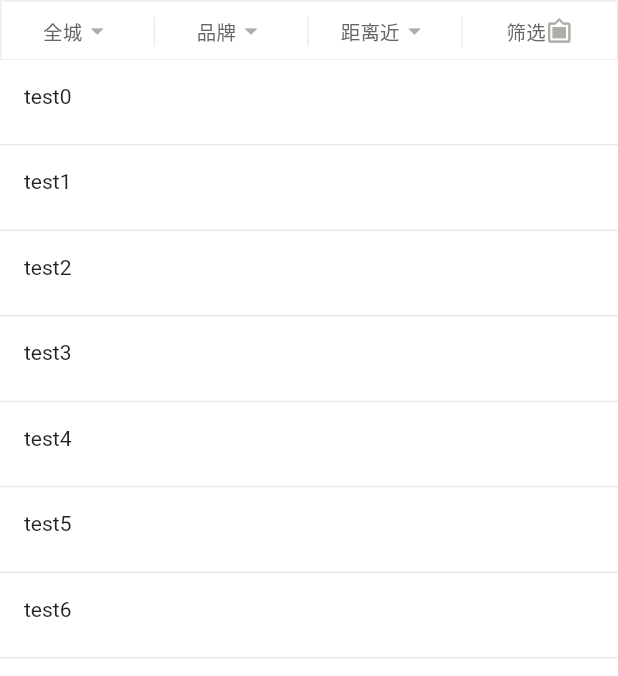
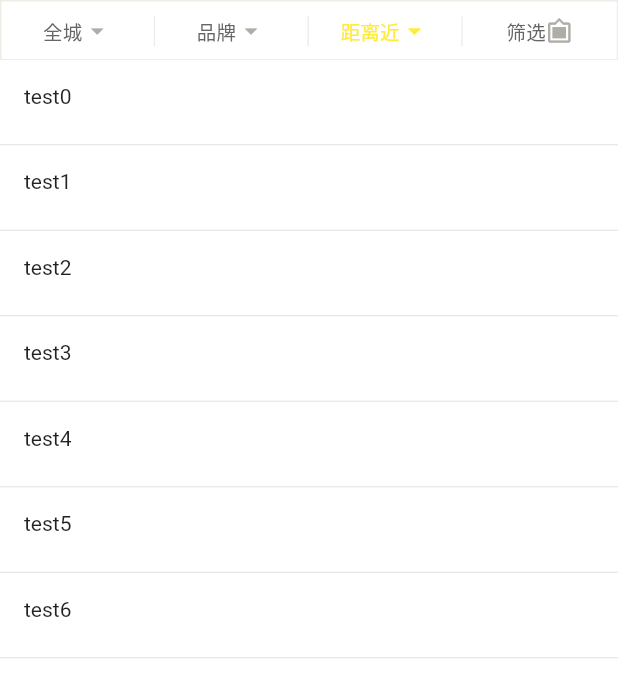
Before and after one commit to GanZhiXiong/gzx_dropdown_menu, a Flutter app: the screen it shows after launch, on a phone screen of 412 x 824 dp, the part 66-742 px from its top. Run offline on Flutter 3.47's test engine with Material 2 defaults, Android fonts, the phone set to English and light mode, and no system bars.

Commit message:
为GZXDropDownHeaderItem添加一个style属性

```diff
--- a/example/lib/gzx_dropdown_menu_test_page.dart
+++ b/example/lib/gzx_dropdown_menu_test_page.dart
@@ -106,7 +106,10 @@ class _GZXDropDownMenuTestPageState extends State<GZXDropDownMenuTestPage> {
                 items: [
                   GZXDropDownHeaderItem(_dropDownHeaderItemStrings[0]),
                   GZXDropDownHeaderItem(_dropDownHeaderItemStrings[1]),
-                  GZXDropDownHeaderItem(_dropDownHeaderItemStrings[2]),
+                  GZXDropDownHeaderItem(
+                    _dropDownHeaderItemStrings[2],
+                    style: TextStyle(color: Colors.yellow),
+                  ),
                   GZXDropDownHeaderItem(_dropDownHeaderItemStrings[3], iconData: Icons.filter_frames, iconSize: 18),
                 ],
                 // GZXDropDownHeader对应第一父级Stack的key
@@ -183,8 +186,7 @@ class _GZXDropDownMenuTestPageState extends State<GZXDropDownMenuTestPage> {
                   dropDownHeight: 40 * 8.0,
                   dropDownWidget: _buildConditionListWidget(_brandSortConditions, (value) {
                     _selectBrandSortCondition = value;
-                    _dropDownHeaderItemStrings[1] =
-                        _selectBrandSortCondition.name == '全部' ? '品牌' : _selectBrandSortCondition.name;
+                    _dropDownHeaderItemStrings[1] = _selectBrandSortCondition.name == '全部' ? '品牌' : _selectBrandSortCondition.name;
                     _dropdownMenuController.hide();
                     setState(() {});
                   })),
--- a/lib/src/gzx_dropdown_header.dart
+++ b/lib/src/gzx_dropdown_header.dart
@@ -153,13 +153,12 @@ class _GZXDropDownHeaderState extends State<GZXDropDownHeader> with SingleTicker
                       item.title,
                       maxLines: 1,
                       overflow: TextOverflow.ellipsis,
-                      style: _isShowDropDownItemWidget ? _dropDownStyle : widget.style,
-                    )),
+                      style: _isShowDropDownItemWidget ? _dropDownStyle : widget.style.merge(item.style),
+                    ),
+                  ),
                   Icon(
-                      !_isShowDropDownItemWidget
-                          ? item.iconData ?? Icons.arrow_drop_down
-                          : item.iconData ?? Icons.arrow_drop_up,
-                      color: _isShowDropDownItemWidget ? _iconDropDownColor : widget.iconColor,
+                    !_isShowDropDownItemWidget ? item.iconData ?? Icons.arrow_drop_down : item.iconData ?? Icons.arrow_drop_up,
+                    color: _isShowDropDownItemWidget ? _iconDropDownColor : item?.style?.color ?? widget.iconColor,
                     size: item.iconSize ?? widget.iconSize,
                   ),
                 ],
@@ -169,11 +168,15 @@ class _GZXDropDownHeaderState extends State<GZXDropDownHeader> with SingleTicker
                 ? Container()
                 : Container(
                     height: widget.dividerHeight,
-                      decoration:
-                          BoxDecoration(border: Border(right: BorderSide(color: widget.dividerColor, width: 1))),
+                    decoration: BoxDecoration(
+                      border: Border(
+                        right: BorderSide(color: widget.dividerColor, width: 1),
+                      ),
+                    ),
                   )
           ],
-          )),
+        ),
+      ),
     );
   }
 }
@@ -182,10 +185,6 @@ class GZXDropDownHeaderItem {
   final String title;
   final IconData iconData;
   final double iconSize;
-
-  GZXDropDownHeaderItem(
-    this.title, {
-    this.iconData,
-    this.iconSize,
-  });
+  final TextStyle style;
+  GZXDropDownHeaderItem(this.title, {this.iconData, this.iconSize, this.style});
 }
```
Lines whose indentation alone changed are shown as unchanged.
